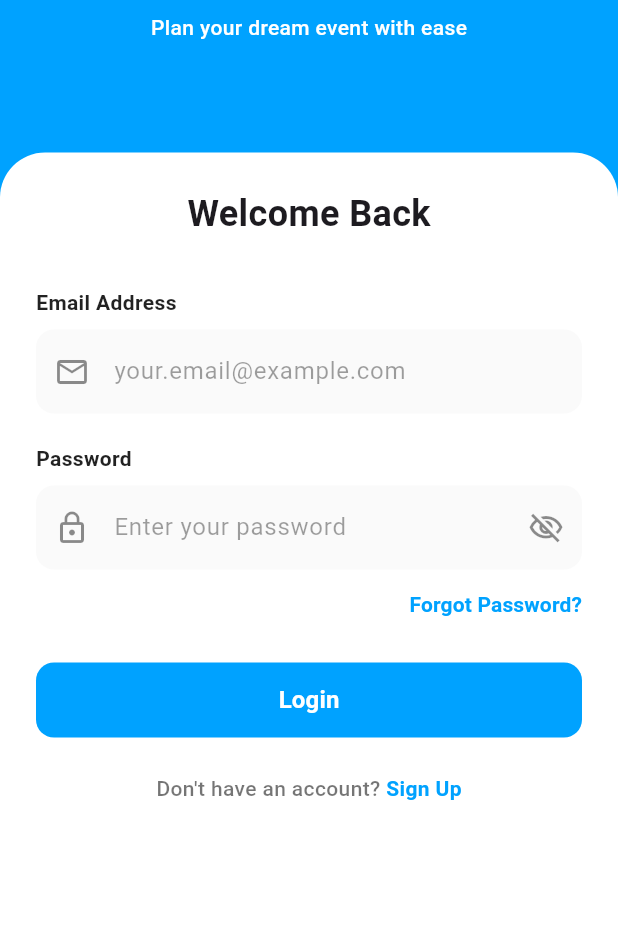
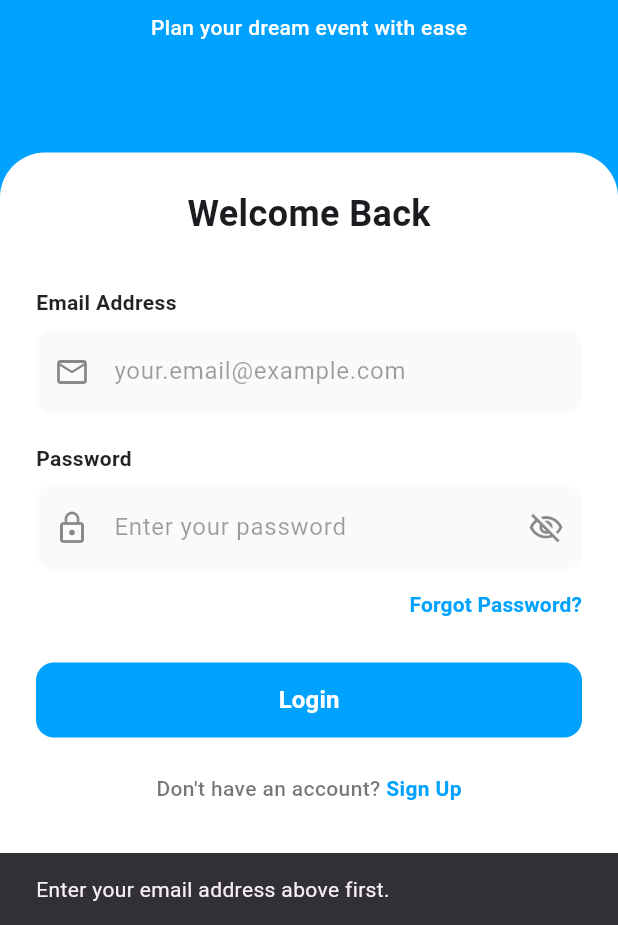
Before and after one commit to Affan2900/raunaq, a Flutter app: the screen it shows after launch, after a tap on "Forgot Password?", on a phone screen of 412 x 824 dp, the part 311-1236 px from its top. Run offline on Flutter 3.47's test engine with Material 3 defaults, Android fonts, the phone set to English and light mode, and no system bars; our stand-ins replace cloud_firestore, firebase_auth, firebase_core, firebase_database, flutter_dotenv; accounts and stored records are empty; network calls fail.

Commit message:
Password change option

```diff
--- /dev/null
+++ b/lib/auth_entry.dart
@@ -0,0 +1,34 @@
+import 'package:flutter/foundation.dart' show kIsWeb;
+import 'package:flutter/material.dart';
+import 'package:raunaq/reset_password_screen.dart';
+import 'package:raunaq/splash_screen.dart';
+
+/// Picks initial screen: password-reset deep link on web, otherwise splash.
+class AuthEntry extends StatelessWidget {
+  const AuthEntry({super.key});
+
+  static String? _queryParam(String key) {
+    final fromQuery = Uri.base.queryParameters[key];
+    if (fromQuery != null && fromQuery.isNotEmpty) return fromQuery;
+    if (Uri.base.fragment.isNotEmpty) {
+      final frag = Uri.splitQueryString(Uri.base.fragment);
+      final v = frag[key];
+      if (v != null && v.isNotEmpty) return v;
+    }
+    return null;
+  }
+
+  @override
+  Widget build(BuildContext context) {
+    if (kIsWeb) {
+      final mode = _queryParam('mode');
+      final oobCode = _queryParam('oobCode');
+      if (mode == 'resetPassword' &&
+          oobCode != null &&
+          oobCode.isNotEmpty) {
+        return ResetPasswordScreen(oobCode: oobCode);
+      }
+    }
+    return const SplashScreen();
+  }
+}
--- a/lib/login_page.dart
+++ b/lib/login_page.dart
@@ -1,3 +1,4 @@
+import 'package:flutter/foundation.dart' show kIsWeb;
 import 'package:flutter/material.dart';
 import 'package:firebase_auth/firebase_auth.dart';
 import 'package:raunaq/home_screen.dart';
@@ -14,6 +15,69 @@ class _LoginPageState extends State<LoginPage> {
   final _passwordController = TextEditingController();
   bool _obscurePassword = true;
   bool _isLoading = false;
+  bool _isSendingReset = false;
+
+  bool _looksLikeEmail(String value) {
+    return value.contains('@') && value.contains('.');
+  }
+
+  Future<void> _sendPasswordReset() async {
+    final email = _emailController.text.trim();
+    if (email.isEmpty) {
+      ScaffoldMessenger.of(context).showSnackBar(
+        const SnackBar(
+          content: Text('Enter your email address above first.'),
+        ),
+      );
+      return;
+    }
+    if (!_looksLikeEmail(email)) {
+      ScaffoldMessenger.of(context).showSnackBar(
+        const SnackBar(content: Text('Enter a valid email address.')),
+      );
+      return;
+    }
+
+    setState(() => _isSendingReset = true);
+    try {
+      if (kIsWeb) {
+        final origin = Uri.base.origin;
+        final continueUrl =
+            origin.endsWith('/') ? origin : '$origin/';
+        await FirebaseAuth.instance.sendPasswordResetEmail(
+          email: email,
+          actionCodeSettings: ActionCodeSettings(
+            url: continueUrl,
+            handleCodeInApp: false,
+          ),
+        );
+      } else {
+        await FirebaseAuth.instance.sendPasswordResetEmail(email: email);
+      }
+      if (!mounted) return;
+      ScaffoldMessenger.of(context).showSnackBar(
+        const SnackBar(
+          content: Text(
+            'Check your email for a link to reset your password.',
+          ),
+        ),
+      );
+    } on FirebaseAuthException catch (e) {
+      String message = 'Could not send reset email.';
+      if (e.code == 'invalid-email') {
+        message = 'That email address is not valid.';
+      } else if (e.code == 'user-not-found') {
+        message = 'No account found for that email.';
+      }
+      if (mounted) {
+        ScaffoldMessenger.of(context).showSnackBar(
+          SnackBar(content: Text(message)),
+        );
+      }
+    } finally {
+      if (mounted) setState(() => _isSendingReset = false);
+    }
+  }
 
   Future<void> _login() async {
     setState(() => _isLoading = true);
@@ -216,13 +280,23 @@ class _LoginPageState extends State<LoginPage> {
                       Align(
                         alignment: Alignment.centerRight,
                         child: TextButton(
-                          onPressed: () {},
+                          onPressed:
+                              (_isLoading || _isSendingReset) ? null : _sendPasswordReset,
                           style: TextButton.styleFrom(
                             padding: EdgeInsets.zero,
                             minimumSize: const Size(50, 30),
                             tapTargetSize: MaterialTapTargetSize.shrinkWrap,
                           ),
-                          child: const Text(
+                          child: _isSendingReset
+                              ? const SizedBox(
+                                  width: 18,
+                                  height: 18,
+                                  child: CircularProgressIndicator(
+                                    strokeWidth: 2,
+                                    color: primaryColor,
+                                  ),
+                                )
+                              : const Text(
                                   'Forgot Password?',
                                   style: TextStyle(
                                     color: primaryColor,
--- a/lib/main.dart
+++ b/lib/main.dart
@@ -7,7 +7,7 @@ import 'package:flutter_dotenv/flutter_dotenv.dart';
 import 'package:raunaq/home_screen.dart';
 import 'package:raunaq/login_page.dart';
 import 'firebase_options.dart'; // This was generated in Step 3
-import 'splash_screen.dart'; // The new splash screen
+import 'auth_entry.dart';
 
 void main() async {
   WidgetsFlutterBinding.ensureInitialized();
@@ -50,7 +50,7 @@ class RaunaqApp extends StatelessWidget {
         primaryColor: const Color(0xFF00A2FF),
         useMaterial3: true,
       ),
-      home: const SplashScreen(),
+      home: const AuthEntry(),
     );
   }
 }
```
Also changed, not shown: lib/reset_password_screen.dart (added, +313 -0 lines). Lines whose indentation alone changed are shown as unchanged.
